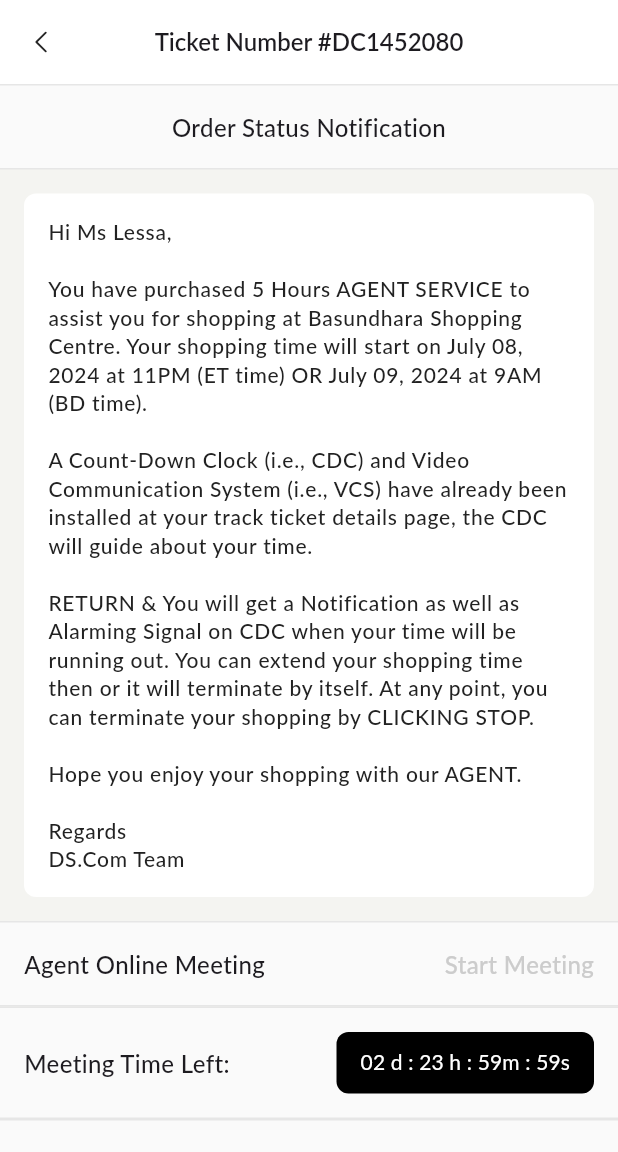
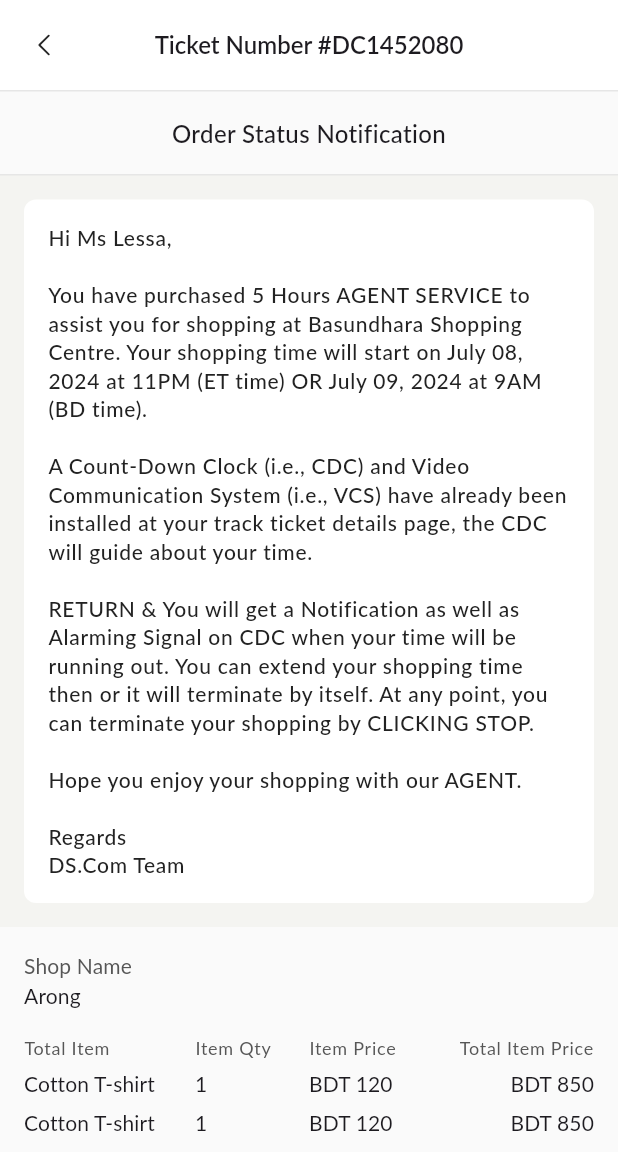
Before and after one commit to faysal-zaag/sheba-plus-app, a Flutter app: the NotificationDetailsScreen screen opened by its route, on a phone screen of 412 x 824 dp, the part 84-1236 px from its top. Run offline on Flutter 3.47's test engine with Material 3 defaults, Android fonts, the phone set to English and light mode, and no system bars; drawn by our look-alikes of toastification; our stand-ins replace cached_network_image, carousel_slider, connectivity_plus, device_preview, dio, dropdown_button2 and 13 more; missing offline and left inert: flutter_facebook_auth; accounts and stored records are empty; network calls fail.

Commit message:
add shopping details container and change customappbar widget using appbar to general widget

```diff
--- a/lib/utils/constant/app_paddings.dart
+++ b/lib/utils/constant/app_paddings.dart
@@ -3,7 +3,9 @@ import 'package:flutter/cupertino.dart';
 class AppPaddings{
   static const EdgeInsets screenPadding = EdgeInsets.symmetric(vertical: 24.0, horizontal: 16.0);
   static const EdgeInsets messagePadding = EdgeInsets.symmetric(vertical: 16.0, horizontal: 12.0);
+  static const EdgeInsets allPadding6 = EdgeInsets.all(6.0);
+  static const EdgeInsets allPadding8 = EdgeInsets.all(8.0);
+  static const EdgeInsets allPadding12 = EdgeInsets.all(12.0);
   static const EdgeInsets allPadding16 = EdgeInsets.all(16.0);
-  static const EdgeInsets allPadding12 = EdgeInsets.all(12.0);
   static const EdgeInsets horizontal16 = EdgeInsets.symmetric(horizontal: 16.0);
 }
--- a/lib/utils/constant/app_theme.dart
+++ b/lib/utils/constant/app_theme.dart
@@ -27,7 +27,9 @@ class AppTheme {
           ),
         ),
       ),
-
+      dividerTheme: const DividerThemeData(
+        color: AppColors.divider
+      ),
       dialogTheme: DialogTheme(
         shape: OutlineInputBorder(
           borderRadius: AppBorderRadius.circularRadius2
--- a/lib/view/components/custom_app_bar_container_widget.dart
+++ b/lib/view/components/custom_app_bar_container_widget.dart
@@ -2,21 +2,29 @@ import 'package:flutter/material.dart';
 import 'package:get/get.dart';
 import 'package:phosphor_flutter/phosphor_flutter.dart';
 import 'package:sheba_plus/utils/constant/app_colors.dart';
+import 'package:sheba_plus/utils/constant/app_paddings.dart';
 
-class CustomAppBarContainerWidget extends StatelessWidget
-    implements PreferredSizeWidget {
+class CustomAppBarContainerWidget extends StatelessWidget {
   final String title;
   final Color backgroundColor;
 
-  const CustomAppBarContainerWidget(
-      {super.key, required this.title, this.backgroundColor = AppColors.white});
+  const CustomAppBarContainerWidget({
+    super.key,
+    required this.title,
+    this.backgroundColor = AppColors.white,
+  });
 
   @override
   Widget build(BuildContext context) {
-    return AppBar(
-      backgroundColor: backgroundColor,
-      centerTitle: true,
-      leading: IconButton(
+    return Container(
+      color: backgroundColor,
+      padding: AppPaddings.allPadding6,
+      child: Stack(
+        alignment: Alignment.center,
+        children: [
+          Align(
+            alignment: Alignment.centerLeft,
+            child: IconButton(
               onPressed: () {
                 Get.back();
               },
@@ -26,14 +34,17 @@ class CustomAppBarContainerWidget extends StatelessWidget
                 color: AppColors.blackTitle,
               ),
             ),
-      title: Text(
+          ),
+          Center(
+            child: Text(
               title,
-        style: Theme.of(context).textTheme.titleLarge?.copyWith(fontSize: 16),
+              style: Theme.of(context).textTheme.titleLarge?.copyWith(
+                fontSize: 16,
+              ),
+            ),
+          ),
+        ],
       ),
     );
   }
-
-  @override
-  // TODO: implement preferredSize
-  Size get preferredSize => throw UnimplementedError();
 }
--- a/lib/view/profile/notification/notification_details_screen.dart
+++ b/lib/view/profile/notification/notification_details_screen.dart
@@ -6,6 +6,7 @@ import 'package:sheba_plus/view/components/primary_scaffold.dart';
 import 'package:sheba_plus/view/components/vertical_bordered_text_container.dart';
 import 'package:sheba_plus/view/profile/notification/widget/meeting_waiting_container.dart';
 import 'package:sheba_plus/view/profile/profile_screen_text.dart';
+import 'package:sheba_plus/view/services/widget/shopping-details/shopping_details.dart';
 import 'package:sheba_plus/view/styles.dart';
 
 class NotificationDetailsScreen extends StatelessWidget {
@@ -39,6 +40,7 @@ class NotificationDetailsScreen extends StatelessWidget {
                     ),
                   ),
                 ),
+                const ShoppingDetails(),
                 Column(
                   children: [
                     VerticalBorderedContainer(
--- a/lib/view/services/agent-shopping/agent_shopping_texts.dart
+++ b/lib/view/services/agent-shopping/agent_shopping_texts.dart
@@ -14,4 +14,12 @@ class AgentShoppingTexts{
   static String serviceDuration ({required int hourlyRates}) => "How many hours of service would you like to book with the agent? (CAD $hourlyRates/hour)".tr;
   static String serviceDurationHintText = "3.5".tr;
   static String serviceDurationCostHintText = "17.5".tr;
+
+  // shopping details
+  static String shopName = "Shop Name".tr;
+  static String totalItem = "Total Item".tr;
+  static String itemQty = "Item Qty".tr;
+  static String itemPrice = "Item Price".tr;
+  static String totalItemPrice = "Total Item Price".tr;
+  static String totalShoppingCost = "Total Shopping Cost".tr;
 }
--- /dev/null
+++ b/lib/view/services/widget/shopping-details/shopping_details.dart
@@ -0,0 +1,88 @@
+import 'package:flutter/material.dart';
+import 'package:sheba_plus/utils/constant/app_colors.dart';
+import 'package:sheba_plus/utils/constant/app_paddings.dart';
+import 'package:sheba_plus/utils/constant/sizedbox_extension.dart';
+import 'package:sheba_plus/view/services/agent-shopping/agent_shopping_texts.dart';
+import 'package:sheba_plus/view/services/widget/shopping-details/shopping_details_row.dart';
+import 'package:sheba_plus/view/services/widget/summary_row.dart';
+
+class ShoppingDetails extends StatelessWidget {
+  const ShoppingDetails({super.key});
+
+  @override
+  Widget build(BuildContext context) {
+    final lightTextStyle = Theme.of(context)
+        .textTheme
+        .titleSmall;
+    final subTextStyle = Theme.of(context)
+        .textTheme
+        .titleSmall
+        ?.copyWith(color: AppColors.hintText);
+    return Container(
+      color: AppColors.background2,
+      padding: AppPaddings.allPadding16,
+      child: Column(
+        crossAxisAlignment: CrossAxisAlignment.start,
+        children: [
+          Text(
+            AgentShoppingTexts.shopName,
+            style: subTextStyle,
+          ),
+          Text(
+            "Arong",
+            style: lightTextStyle,
+          ),
+          16.kH,
+          ShoppingDetailsRow(
+            title1: AgentShoppingTexts.totalItem,
+            title2: AgentShoppingTexts.itemQty,
+            title3: AgentShoppingTexts.itemPrice,
+            title4: AgentShoppingTexts.totalItemPrice,
+            header: true,
+          ),
+          6.kH,
+          const ShoppingDetailsRow(
+              title1: "Cotton T-shirt",
+              title2: "1",
+              title3: "BDT 120",
+              title4: "BDT 850"),
+          6.kH,
+          const ShoppingDetailsRow(
+              title1: "Cotton T-shirt",
+              title2: "1",
+              title3: "BDT 120",
+              title4: "BDT 850"),
+          6.kH,
+          const ShoppingDetailsRow(
+              title1: "Cotton T-shirt",
+              title2: "1",
+              title3: "BDT 120",
+              title4: "BDT 850"),
+          const Divider(),
+          SummaryRow(
+              title: AgentShoppingTexts.totalItemPrice, value: "BDT 12000"),
+          24.kH,
+          SummaryRow(
+            title: AgentShoppingTexts.totalShoppingCost,
+            customValue: Column(
+              crossAxisAlignment: CrossAxisAlignment.end,
+              children: [
+                Text(AgentShoppingTexts.totalItemPrice, style: subTextStyle,),
+                4.kH,
+                const Text("BDT 12000"),
+                4.kH,
+                Row(
+                  children: [
+                    Text("(1CAD=120BDT)", style: subTextStyle,),
+                    Text(" CAD 150", style: lightTextStyle,),
+                  ],
+                ),
+              ],
+            ),
+            value: "",
+          ),
+        ],
+      ),
+    );
+  }
+}
--- /dev/null
+++ b/lib/view/services/widget/shopping-details/shopping_details_row.dart
@@ -0,0 +1,59 @@
+import 'package:flutter/material.dart';
+import 'package:sheba_plus/utils/constant/app_colors.dart';
+
+class ShoppingDetailsRow extends StatelessWidget {
+  final bool header;
+  final String title1;
+  final String title2;
+  final String title3;
+  final String title4;
+
+  const ShoppingDetailsRow({
+    super.key,
+    this.header = false,
+    required this.title1,
+    required this.title2,
+    required this.title3,
+    required this.title4,
+  });
+
+  @override
+  Widget build(BuildContext context) {
+    final textStyle = header
+        ? Theme.of(context)
+            .textTheme
+            .labelSmall
+            ?.copyWith(color: AppColors.hintText)
+        : Theme.of(context).textTheme.titleSmall;
+
+    return Row(
+      mainAxisAlignment: MainAxisAlignment.spaceBetween,
+      children: [
+        Expanded(
+          flex: 3,
+          child: Text(
+            title1,
+            style: textStyle,
+            textAlign: TextAlign.start,
+          ),
+        ),
+        Expanded(
+          flex: 2,
+          child: Text(title2, style: textStyle),
+        ),
+        Expanded(
+          flex: 2,
+          child: Text(title3, style: textStyle),
+        ),
+        Expanded(
+          flex: 3,
+          child: Text(
+            title4,
+            style: textStyle,
+            textAlign: TextAlign.end,
+          ),
+        ),
+      ],
+    );
+  }
+}
--- /dev/null
+++ b/lib/view/services/widget/shopping-details/shopping_item_row.dart
@@ -0,0 +1,10 @@
+import 'package:flutter/material.dart';
+
+class ShoppingItemRow extends StatelessWidget {
+  const ShoppingItemRow({super.key});
+
+  @override
+  Widget build(BuildContext context) {
+    return const Placeholder();
+  }
+}
```
Lines whose indentation alone changed are shown as unchanged.
